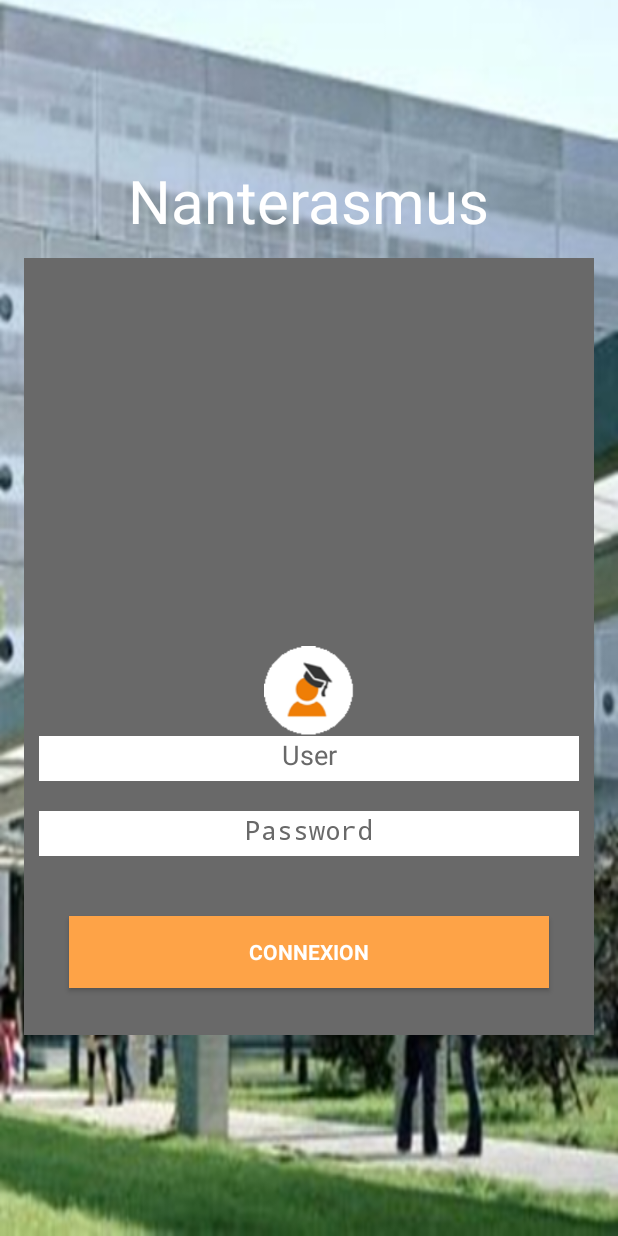
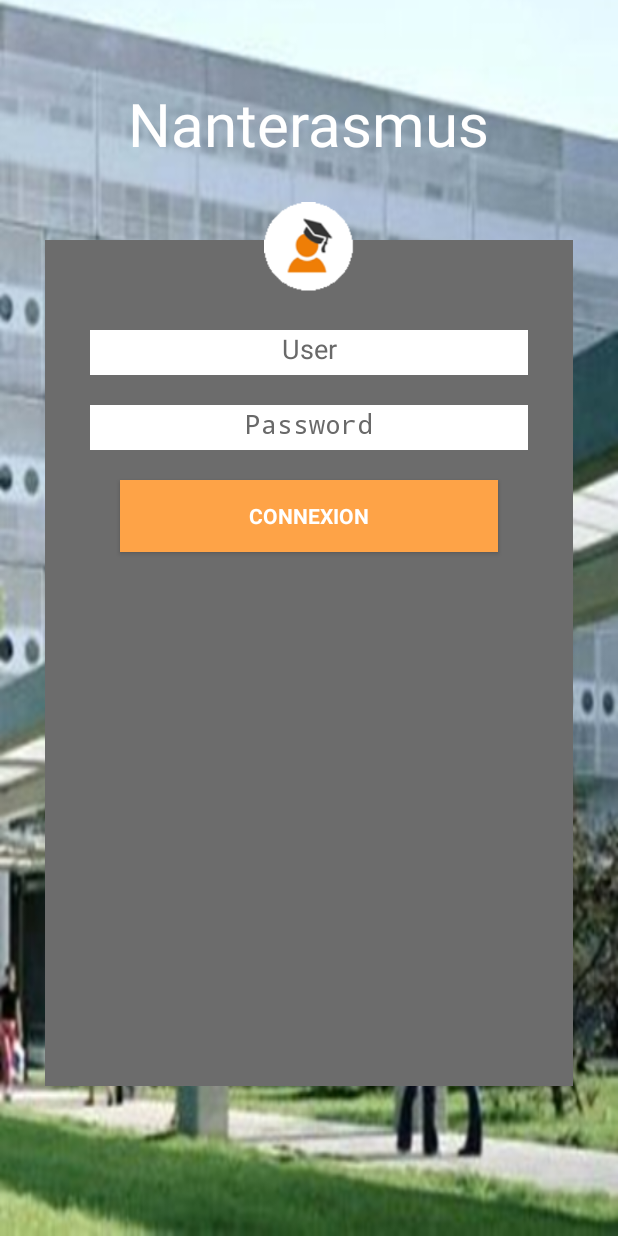
Before and after one commit to Miage-Paris-Ouest/m1c20152016-mobonline, an Android app: the screen it shows after launch (Login), on a phone screen of 412 x 824 dp. Run offline under Robolectric (Android 15) with nearby library versions, the light colour scheme and no system bars; 1 statement that could not run was skipped.

Commit message:
acueil activity

```diff
--- a/app/src/main/res/layout/activity_login.xml
+++ b/app/src/main/res/layout/activity_login.xml
@@ -1,108 +1,89 @@
-<LinearLayout xmlns:android="http://schemas.android.com/apk/res/android"
-    xmlns:tools="http://schemas.android.com/tools" android:layout_width="match_parent"
-    android:layout_height="match_parent" android:gravity="center_vertical|center_horizontal"
-    android:orientation="vertical" android:paddingBottom="@dimen/activity_vertical_margin"
-    android:paddingLeft="@dimen/activity_horizontal_margin"
-    android:paddingRight="@dimen/activity_horizontal_margin"
-    android:paddingTop="@dimen/activity_vertical_margin" tools:context=".Login"
+<?xml version="1.0" encoding="utf-8"?>
+<RelativeLayout xmlns:android="http://schemas.android.com/apk/res/android"
+    android:layout_width="match_parent" android:layout_height="match_parent"
     android:background="@drawable/login"
-    android:descendantFocusability="beforeDescendants"
-    android:focusableInTouchMode="true">
+    >
 
-    <LinearLayout
-        android:id="@+id/ll1"
-        android:layout_width="match_parent"
-        android:layout_height="156dp"
-        android:gravity="center_vertical|center_horizontal">
+    <ImageView
+        android:layout_width="fill_parent"
+        android:layout_height="fill_parent"
+        android:id="@+id/imageView2"
+        android:background="#6c6c6c"
+        android:layout_marginTop="160dp"
+        android:layout_marginLeft="30dp"
+        android:layout_marginRight="30dp"
+        android:layout_marginBottom="100dp" />
 
     <TextView
         android:layout_width="wrap_content"
         android:layout_height="wrap_content"
         android:textAppearance="?android:attr/textAppearanceLarge"
         android:text="Nanterasmus"
-            android:id="@+id/textView2"
+        android:id="@+id/titre"
         android:textSize="40dp"
         android:textColor="#ffffffff"
         android:layout_gravity="center_vertical"
-            android:layout_marginTop="40dp" />
-
-
-    </LinearLayout>
-
-    <LinearLayout
-        android:id="@+id/ll2"
-        android:layout_width="match_parent"
-        android:layout_height="match_parent"
-        android:layout_weight="1"
-        android:background="#696969"
-        android:gravity="center_vertical|bottom|center_horizontal">
-
-        <ScrollView android:id="@+id/login_form" android:layout_width="match_parent"
-            android:layout_height="wrap_content">
-            <LinearLayout android:layout_width="match_parent" android:layout_height="wrap_content"
-                android:orientation="vertical">
-
-                <LinearLayout android:id="@+id/email_login_form" android:layout_width="match_parent"
-                    android:layout_height="259dp" android:orientation="vertical">
-
+        android:layout_marginTop="55dp"
+        android:layout_alignParentTop="true"
+        android:layout_centerHorizontal="true" />
 
     <ImageView
         android:layout_width="60dp"
         android:layout_height="60dp"
         android:id="@+id/logo"
         android:src="@drawable/logo"
-                        android:layout_gravity="center_horizontal" />
+        android:layout_gravity="center_horizontal"
+        android:layout_below="@+id/titre"
+        android:layout_centerHorizontal="true"
+        android:layout_marginTop="25dp" />
 
-                    <EditText android:id="@+id/email" android:layout_width="match_parent"
+    <EditText
+        android:id="@+id/email"
+        android:layout_width="match_parent"
         android:layout_height="30dp"
         android:maxLines="1"
         android:singleLine="true"
-                        android:layout_marginBottom="20dp"
         android:textColorHint="#696969"
         android:textColor="#696969"
         android:background="#ffffff"
         android:autoText="false"
-                        android:layout_marginLeft="10dp"
-                        android:layout_marginRight="10dp"
         android:hint="User"
         android:inputType="text"
-                        android:gravity="center_horizontal" />
+        android:gravity="center_horizontal"
+        android:layout_marginTop="220dp"
+        android:layout_marginLeft="60dp"
+        android:layout_marginRight="60dp" />
 
-                    <EditText android:id="@+id/password" android:layout_width="match_parent"
+    <EditText
+        android:id="@+id/password"
+        android:layout_width="match_parent"
         android:layout_height="30dp"
-                        android:imeOptions="actionUnspecified" android:inputType="textPassword"
-                        android:maxLines="1" android:singleLine="true"
-                        android:layout_marginBottom="40dp"
+        android:imeOptions="actionUnspecified"
+        android:inputType="textPassword"
+        android:maxLines="1"
+        android:singleLine="true"
         android:textColorHint="#696969"
         android:textColor="#696969"
         android:background="#ffffff"
-                        android:layout_marginLeft="10dp"
-                        android:layout_marginRight="10dp"
         android:hint="Password"
-                        android:gravity="center_horizontal" />
+        android:gravity="center_horizontal"
+        android:layout_below="@+id/email"
+        android:layout_marginLeft="60dp"
+        android:layout_marginRight="60dp"
+        android:layout_marginTop="20dp" />
 
-                    <Button android:id="@+id/connexion_button" style="?android:textAppearanceSmall"
-                        android:layout_width="match_parent" android:layout_height="wrap_content"
+    <Button
+        style="?android:textAppearanceSmall"
+        android:id="@+id/connexion_button"
+        android:layout_width="match_parent"
+        android:layout_height="wrap_content"
         android:textColor="#ffffffff"
         android:background="#FEA347"
         android:text="Connexion"
-                        android:layout_marginLeft="30dp"
-                        android:layout_marginRight="30dp"
-                        android:layout_marginBottom="20dp"
-                        android:textStyle="bold" />
+        android:textStyle="bold"
+        android:layout_below="@+id/password"
+        android:layout_marginTop="20dp"
+        android:layout_marginRight="80dp"
+        android:layout_marginLeft="80dp" />
 
-                </LinearLayout>
-            </LinearLayout>
-        </ScrollView>
-
-    </LinearLayout>
-
-    <LinearLayout
-        android:id="@+id/ll3"
-        android:layout_width="match_parent"
-        android:layout_height="118dp"
-        android:gravity="bottom|center_horizontal"
-        android:orientation="horizontal">
-
-    </LinearLayout>
-</LinearLayout>
+</RelativeLayout>
```
Also changed, not shown: app/src/main/java/fr/p10/miage/m1/myapplication/Login.java (+14 -14 lines), app/src/main/res/layout/activity_accueil.xml (+30 -10 lines), app/src/main/res/layout/test_activity_login.xml (deleted, +0 -89 lines), app/src/main/res/drawable/howto.png (added), app/src/main/res/drawable/todolist.png (added). Lines whose indentation alone changed are shown as unchanged.
